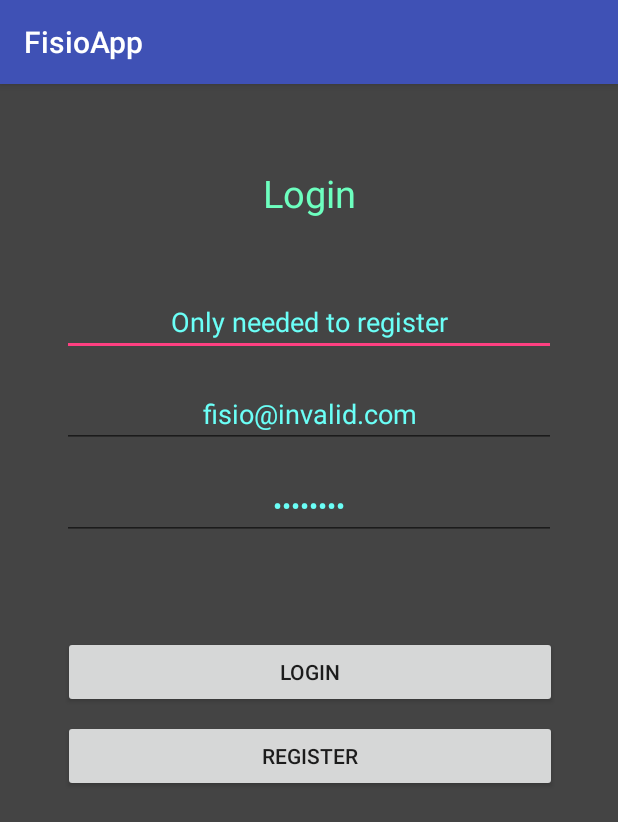
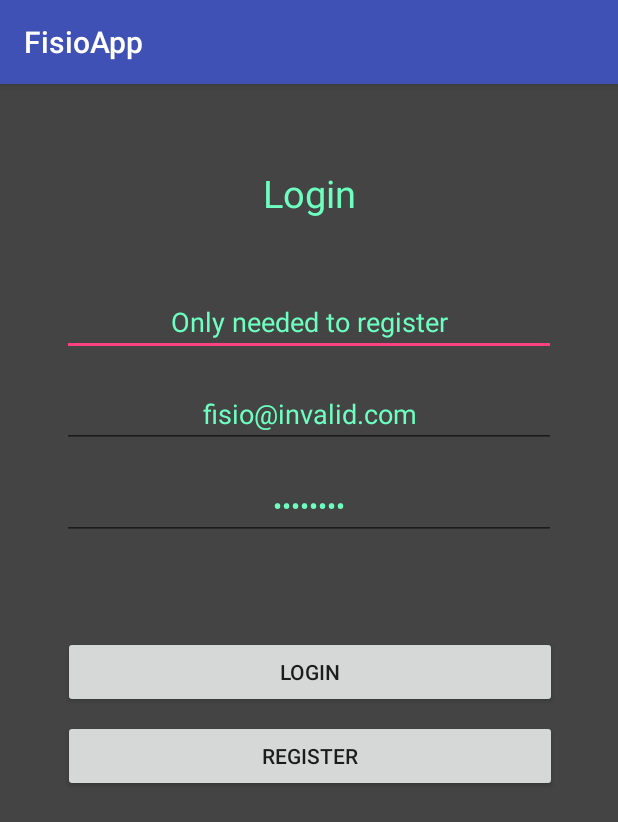
Before and after one commit to gemambu/fisioAppAndroid, an Android app: the screen it shows after launch (LoginActivity), on a phone screen of 412 x 824 dp. Shown: the top 822 px of the screen. Run offline under Robolectric (Android 15) with nearby library versions, the phone set to English and light mode, and no system bars.

```diff
--- a/app/build.gradle
+++ b/app/build.gradle
@@ -27,14 +27,14 @@ android {
 }
 
 dependencies {
-    compile project(':domain')
+    implementation project(':domain')
 
-    compile fileTree(include: ['*.jar'], dir: 'libs')
+    implementation fileTree(include: ['*.jar'], dir: 'libs')
 
-    compile "org.jetbrains.kotlin:kotlin-stdlib-jdk7:$kotlin_version"
-    compile "com.android.support:appcompat-v7:$appcompat_version"
-    compile "com.android.support:design:$appcompat_version"
-    compile 'com.android.support.constraint:constraint-layout:1.0.2'
+    implementation "org.jetbrains.kotlin:kotlin-stdlib-jdk7:$kotlin_version"
+    implementation "com.android.support:appcompat-v7:$appcompat_version"
+    implementation "com.android.support:design:$appcompat_version"
+    implementation 'com.android.support.constraint:constraint-layout:1.0.2'
 
     // Tests
     testImplementation 'junit:junit:4.12'
--- a/app/src/main/res/layout/activity_login.xml
+++ b/app/src/main/res/layout/activity_login.xml
@@ -5,7 +5,7 @@
     xmlns:app="http://schemas.android.com/apk/res-auto"
     xmlns:tools="http://schemas.android.com/tools"
     android:gravity="center"
-    android:background="#444444"
+    android:background="@color/login_screen_background"
     android:layout_width="match_parent"
     android:layout_height="match_parent"
     android:orientation="vertical"
@@ -16,30 +16,30 @@
         android:id="@+id/tvApp"
         android:layout_width="wrap_content"
         android:layout_height="wrap_content"
-        android:textSize="25dp"
-        android:textColor="#6dffbf"
-        android:padding="30dp"
-        android:text="Login"
+        android:textSize="@dimen/login_screen_title_text_size"
+        android:textColor="@color/login_screen_text_color"
+        android:padding="@dimen/padding_login_screen_login"
+        android:text="@string/login_title"
         android:textAlignment="center"
         app:layout_constraintEnd_toEndOf="parent"
         app:layout_constraintRight_toRightOf="parent"
         app:layout_constraintStart_toStartOf="parent"
-        app:layout_constraintTop_toTopOf="parent"/>
+        app:layout_constraintTop_toTopOf="parent" />
 
     <EditText
         android:id="@+id/etName"
         android:layout_width="match_parent"
         android:layout_height="wrap_content"
-        android:layout_marginEnd="16dp"
-        android:layout_marginStart="16dp"
-        android:layout_marginTop="16dp"
+        android:layout_marginEnd="@dimen/activity_margin_wide"
+        android:layout_marginStart="@dimen/activity_margin_wide"
+        android:layout_marginTop="@dimen/activity_margin_wide"
         android:layout_weight="0.7"
         android:gravity="start|center_vertical"
-        android:hint="Name"
+        android:hint="@string/login_name_hint"
         android:inputType="text"
         android:singleLine="true"
-        android:textColor="#6bfff7"
-        android:textColorHint="#52afaa"
+        android:textColor="@color/login_screen_text_color"
+        android:textColorHint="@color/login_screen_hint_color"
         android:textAlignment="center"
         app:layout_constraintEnd_toEndOf="@+id/tvApp"
         app:layout_constraintStart_toStartOf="@+id/tvApp"
@@ -49,16 +49,16 @@
         android:id="@+id/etEmail"
         android:layout_width="match_parent"
         android:layout_height="wrap_content"
-        android:layout_marginEnd="16dp"
-        android:layout_marginStart="16dp"
-        android:layout_marginTop="16dp"
+        android:layout_marginEnd="@dimen/activity_margin_wide"
+        android:layout_marginStart="@dimen/activity_margin_wide"
+        android:layout_marginTop="@dimen/activity_margin_wide"
         android:layout_weight="0.7"
         android:gravity="start|center_vertical"
-        android:hint="email"
-        android:inputType="text"
+        android:hint="@string/login_email_hint"
+        android:inputType="textEmailAddress"
         android:singleLine="true"
-        android:textColor="#6bfff7"
-        android:textColorHint="#52afaa"
+        android:textColor="@color/login_screen_text_color"
+        android:textColorHint="@color/login_screen_hint_color"
         android:textAlignment="center"
         app:layout_constraintEnd_toEndOf="@+id/etName"
         app:layout_constraintStart_toStartOf="@+id/etName"
@@ -68,16 +68,16 @@
         android:id="@+id/etPass"
         android:layout_width="match_parent"
         android:layout_height="wrap_content"
-        android:layout_marginEnd="16dp"
-        android:layout_marginStart="16dp"
-        android:layout_marginTop="16dp"
+        android:layout_marginEnd="@dimen/activity_margin_wide"
+        android:layout_marginStart="@dimen/activity_margin_wide"
+        android:layout_marginTop="@dimen/activity_margin_wide"
         android:layout_weight="0.7"
         android:gravity="start|center_vertical"
-        android:hint="******"
+        android:hint="@string/login_password_hint"
         android:inputType="textPassword"
         android:singleLine="true"
-        android:textColor="#6bfff7"
-        android:textColorHint="#52afaa"
+        android:textColor="@color/login_screen_text_color"
+        android:textColorHint="@color/login_screen_hint_color"
         android:textAlignment="center"
         app:layout_constraintEnd_toEndOf="@+id/etEmail"
         app:layout_constraintStart_toStartOf="@+id/etEmail"
@@ -85,20 +85,20 @@
 
     <Button
         android:id="@+id/btnAuthenticate"
-        android:layout_width="0dp"
+        android:layout_width="@dimen/activity_screen_width_null"
         android:layout_height="wrap_content"
-        android:layout_marginTop="64dp"
-        android:text="LogIn"
+        android:layout_marginTop="@dimen/activity_margin_wide_ultra"
+        android:text="@string/login"
         app:layout_constraintEnd_toEndOf="@+id/etPass"
         app:layout_constraintStart_toStartOf="@+id/etPass"
         app:layout_constraintTop_toBottomOf="@+id/etPass" />
 
     <Button
         android:id="@+id/btnRegister"
-        android:layout_width="0dp"
+        android:layout_width="@dimen/activity_screen_width_null"
         android:layout_height="wrap_content"
-        android:layout_marginTop="8dp"
-        android:text="Register"
+        android:layout_marginTop="@dimen/activity_margin_default"
+        android:text="@string/register"
         app:layout_constraintEnd_toEndOf="@+id/btnAuthenticate"
         app:layout_constraintStart_toStartOf="@+id/btnAuthenticate"
         app:layout_constraintTop_toBottomOf="@+id/btnAuthenticate" />
--- a/app/src/main/res/values/colors.xml
+++ b/app/src/main/res/values/colors.xml
@@ -3,4 +3,7 @@
     <color name="colorPrimary">#3F51B5</color>
     <color name="colorPrimaryDark">#303F9F</color>
     <color name="colorAccent">#FF4081</color>
+    <color name="login_screen_background">#444444</color>
+    <color name="login_screen_text_color">#6dffbf</color>
+    <color name="login_screen_hint_color">#52afaa</color>
 </resources>
--- a/app/src/main/res/values/dimens.xml
+++ b/app/src/main/res/values/dimens.xml
@@ -3,4 +3,9 @@
 <resources>
     <dimen name="activity_margin_default">8dp</dimen>
     <dimen name="padding_login_screen">25dp</dimen>
+    <dimen name="login_screen_title_text_size">25sp</dimen>
+    <dimen name="activity_margin_wide">16dp</dimen>
+    <dimen name="padding_login_screen_login">30dp</dimen>
+    <dimen name="activity_margin_wide_ultra">64dp</dimen>
+    <dimen name="activity_screen_width_null">0dp</dimen>
 </resources>
--- a/app/src/main/res/values/strings.xml
+++ b/app/src/main/res/values/strings.xml
@@ -5,6 +5,12 @@
     <string name="authenticate">Authenticate</string>
     <string name="blank_activity">Blank Activity</string>
 
-    <!-- TODO: Remove or change this placeholder text -->
     <string name="hello_blank_fragment">Hello blank fragment</string>
+
+    <string name="register">Register</string>
+    <string name="login">LogIn</string>
+    <string name="login_title">Login</string>
+    <string name="login_name_hint">Name</string>
+    <string name="login_email_hint">email</string>
+    <string name="login_password_hint">******</string>
 </resources>
--- a/domain/build.gradle
+++ b/domain/build.gradle
@@ -25,12 +25,12 @@ android {
 
 dependencies {
 
-    compile project(':repository')
+    implementation project(':repository')
 
-    compile fileTree(include: ['*.jar'], dir: 'libs')
+    implementation fileTree(include: ['*.jar'], dir: 'libs')
 
-    compile "com.android.support:appcompat-v7:$appcompat_version"
-    compile "org.jetbrains.kotlin:kotlin-stdlib-jdk7:$kotlin_version"
+    implementation "com.android.support:appcompat-v7:$appcompat_version"
+    implementation "org.jetbrains.kotlin:kotlin-stdlib-jdk7:$kotlin_version"
 
     // Tests
     testImplementation 'junit:junit:4.12'
--- a/repository/build.gradle
+++ b/repository/build.gradle
@@ -58,9 +58,9 @@ android {
 
 dependencies {
 
-    compile fileTree(include: ['*.jar'], dir: 'libs')
+    implementation fileTree(include: ['*.jar'], dir: 'libs')
 
-    compile "com.android.support:appcompat-v7:$appcompat_version"
+    implementation "com.android.support:appcompat-v7:$appcompat_version"
 
     // Tests
     testImplementation 'junit:junit:4.12'
@@ -78,7 +78,7 @@ dependencies {
     implementation 'com.squareup.retrofit2:converter-gson:2.4.0'
     implementation 'com.squareup.okhttp3:logging-interceptor:3.10.0'
     implementation 'com.squareup.okhttp3:okhttp:3.10.0'
-    compile "org.jetbrains.kotlin:kotlin-stdlib-jdk7:$kotlin_version"
+    implementation "org.jetbrains.kotlin:kotlin-stdlib-jdk7:$kotlin_version"
 
 }
 repositories {
```
